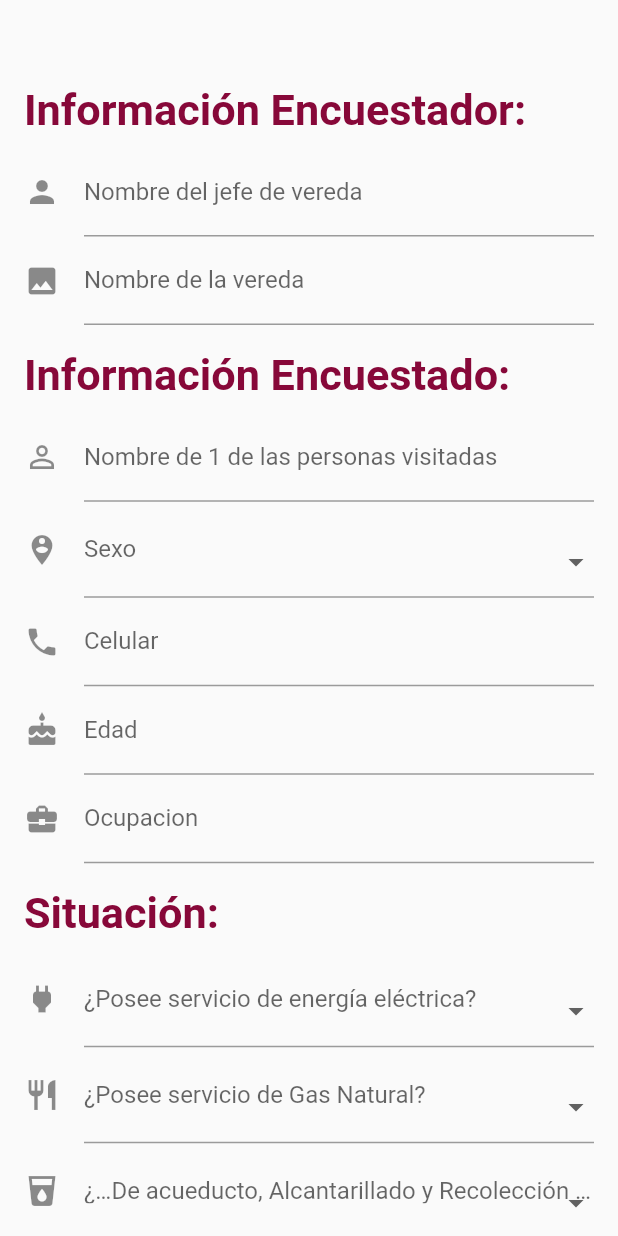
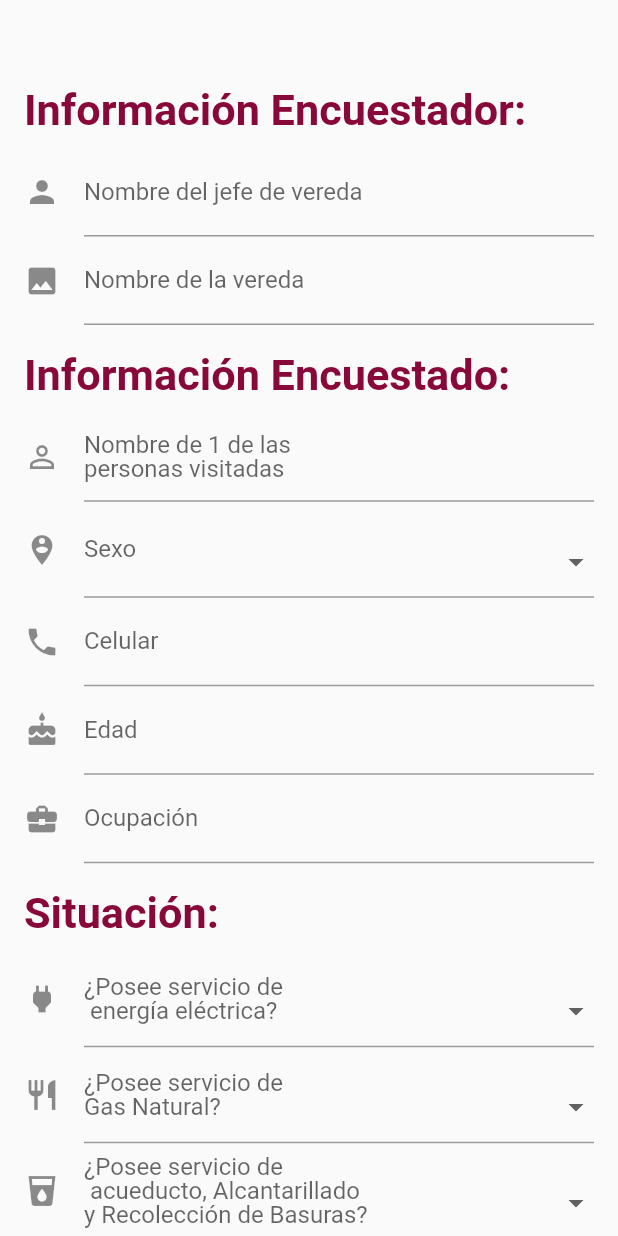
Before and after one commit to nfJaramillo/-Anal-tica, a Flutter app: the PaginaFormularioState screen opened directly, on a phone screen of 412 x 824 dp. Run offline on Flutter 3.47's test engine with Material 2 defaults, Android fonts, the phone set to English and light mode, and no system bars; our stand-ins replace fluttertoast; missing offline and left inert: share_extend.

Commit message:
Release 1

```diff
--- a/lib/UI/formularioUI.dart
+++ b/lib/UI/formularioUI.dart
@@ -45,7 +45,7 @@ class FormularioUITexto extends StatelessWidget {
                     decoration:  InputDecoration(
                       icon:  _icono,
                       hintText: _hintText,
-                      labelText: _labelText,
+                      labelText: _labelText ,
                     ),
                     onSaved: (val) => _entrevista.ingresarDato(_posicion, val),
                   );
--- a/lib/paginas/paginaFormulario.dart
+++ b/lib/paginas/paginaFormulario.dart
@@ -64,7 +64,7 @@ class _PaginaFormularioState2 extends State<PaginaFormularioState> {
 
               new FormularioUITextoInformativo("Información Encuestado:", Color(0xff870839)),
 
-              new FormularioUITexto('Escribe nombre y apellido', 'Nombre de 1 de las personas visitadas', _entrevista, Icon(Icons.person_outline), 2),
+              new FormularioUITexto('Escribe nombre y apellido', "Nombre de 1 de las" +'\n'+ "personas visitadas", _entrevista, Icon(Icons.person_outline), 2),
 
               new FormularioUIEleccionMultiple(_sexos, "Sexo", _entrevista, Icon(Icons.person_pin_circle),3),
 
@@ -72,27 +72,27 @@ class _PaginaFormularioState2 extends State<PaginaFormularioState> {
 
               new FormularioUINumeros('', 'Edad', _entrevista, Icon(Icons.cake), 5),
 
-              new FormularioUITexto("", 'Ocupacion', _entrevista, Icon(Icons.business_center), 6),
+              new FormularioUITexto("", 'Ocupación', _entrevista, Icon(Icons.business_center), 6),
 
               new FormularioUITextoInformativo("Situación:", Color(0xff870839)),
 
-              new  FormularioUIEleccionMultiple(_siOnoOpciones, '¿Posee servicio de energía eléctrica?', _entrevista, Icon(Icons.power), 7),
+              new  FormularioUIEleccionMultiple(_siOnoOpciones, '¿Posee servicio de ' +'\n'+ ' energía eléctrica?', _entrevista, Icon(Icons.power), 7),
 
-              new FormularioUIEleccionMultiple(_siOnoOpciones, '¿Posee servicio de Gas Natural?', _entrevista, Icon(Icons.restaurant), 8),
+              new FormularioUIEleccionMultiple(_siOnoOpciones, '¿Posee servicio de ' +'\n'+ 'Gas Natural?', _entrevista, Icon(Icons.restaurant), 8),
 
-              new FormularioUIEleccionMultiple(_siOnoOpciones, '¿…De acueducto, Alcantarillado y Recolección de Basuras?', _entrevista, Icon(Icons.local_drink), 9),
+              new FormularioUIEleccionMultiple(_siOnoOpciones, '¿Posee servicio de ' +'\n'+ ' acueducto, Alcantarillado' +'\n'+ 'y Recolección de Basuras?', _entrevista, Icon(Icons.local_drink), 9),
 
-              new FormularioUIEleccionMultiple(_siOnoOpciones, '¿Posee servicio de Telefonía e Internet (fija o móvil) ?', _entrevista, Icon(Icons.wifi), 10),
+              new FormularioUIEleccionMultiple(_siOnoOpciones, '¿Posee servicio de Telefonía ' +'\n'+ ' e Internet (fija o móvil) ?', _entrevista, Icon(Icons.wifi), 10),
 
-              new FormularioUITexto('Si no, escriba No', '¿Algúno tiene una enfermedad grave? ', _entrevista, Icon(Icons.local_hospital), 11),
+              new FormularioUITexto('Si no, escriba No', '¿Alguno tiene una ' +'\n'+ ' enfermedad grave? ', _entrevista, Icon(Icons.local_hospital), 11),
 
               new FormularioUIEleccionMultiple(_siOnoOpciones, '¿Hay escuelas cercanas?', _entrevista, Icon(Icons.school), 12),
 
               new FormularioUIEleccionMultiple(_siOnoOpciones, '¿Hay formas de transportarse?', _entrevista, Icon(Icons.departure_board), 13),
 
-              new FormularioUIEleccionMultiple(_medios, '¿Medio de informacion que utilizan mas?', _entrevista, Icon(Icons.book), 14),
+              new FormularioUIEleccionMultiple(_medios, '¿Medio de información ' +'\n'+ 'que utilizan mas?', _entrevista, Icon(Icons.book), 14),
 
-              new FormularioUIEleccionMultiple(_siOnoOpciones, '¿Hay organizaciones de la sociedad civil? ', _entrevista, Icon(Icons.group), 15),
+              new FormularioUIEleccionMultiple(_siOnoOpciones, '¿Hay organizaciones de ' +'\n'+ ' la sociedad civil? ', _entrevista, Icon(Icons.group), 15),
 
               new FormularioUIEleccionMultiple(_siOnoOpciones, '¿Existen actividades culturales? ', _entrevista, Icon(Icons.speaker), 16),
 
@@ -101,7 +101,7 @@ class _PaginaFormularioState2 extends State<PaginaFormularioState> {
                   new Container(
                       padding: const EdgeInsets.only(left: 0, top: 20.0),
                       child: new RaisedButton(
-                        child: const Text('Enviar'),
+                        child: const Text('Guardar'),
                         color: Color(0xffC70C54),
                         textColor: Colors.white,
                         onPressed: () => _guardar(),
```
